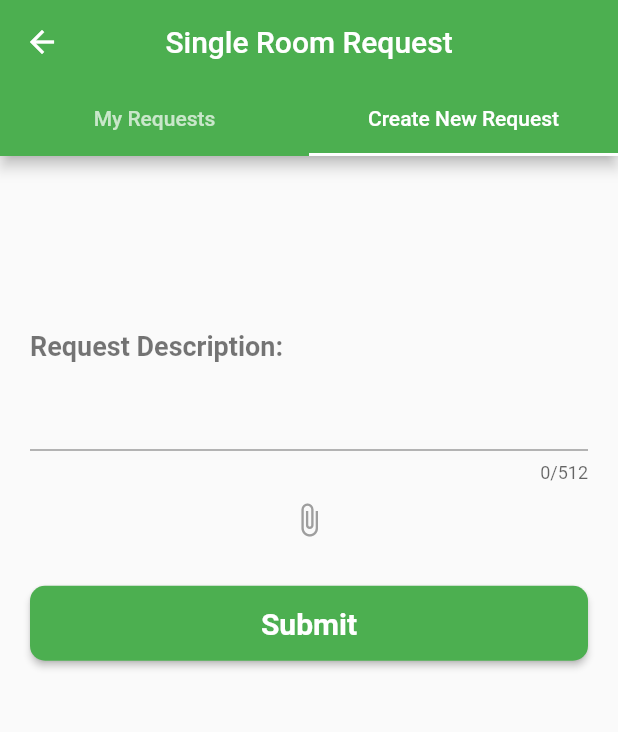
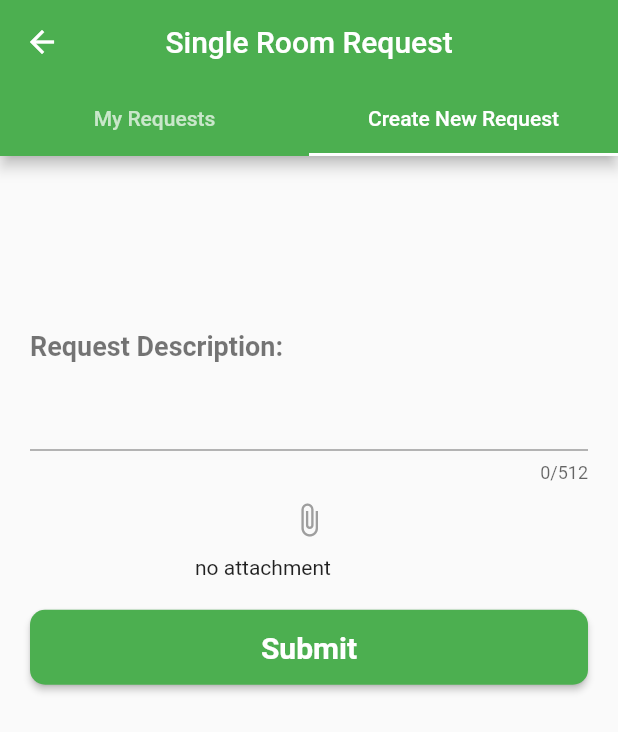
Before and after one commit to AbdulazizSaud94/swe418, a Flutter app: the SingleRoomRequestPage screen opened by its route, tab 2 chosen, on a phone screen of 412 x 824 dp. Shown: the top 732 px of the screen. Run offline on Flutter 3.47's test engine with Material 2 defaults, Android fonts, the phone set to English and light mode, and no system bars; our stand-ins replace cloud_firestore, firebase_auth, firebase_messaging, firebase_storage, font_awesome_flutter, image_picker; missing offline and left inert: map_view; accounts and stored records are empty; statements that could not run were skipped.

Commit message:
Update SingleRoomRequestPage.dart

```diff
--- a/lib/Screens/Student/SingleRoomRequestPage.dart
+++ b/lib/Screens/Student/SingleRoomRequestPage.dart
@@ -256,6 +256,10 @@ class SingleRoomRequestPageState extends State<SingleRoomRequestPage> {
                           getImage();
                         },
                       ),
+                      Container(
+                        padding: EdgeInsets.only(left: 110),
+                        child: uploaded(),
+                      ),
                       SizedBox(height: 20.0),
                       Container(
                         height: 50.0,
@@ -287,4 +291,11 @@ class SingleRoomRequestPageState extends State<SingleRoomRequestPage> {
       ),
     );
   }
+
+  Widget uploaded() {
+    if (_image == null) {
+      return Text('no attachment');
+    }
+    return Text('attachment added');
+  }
 }
```
